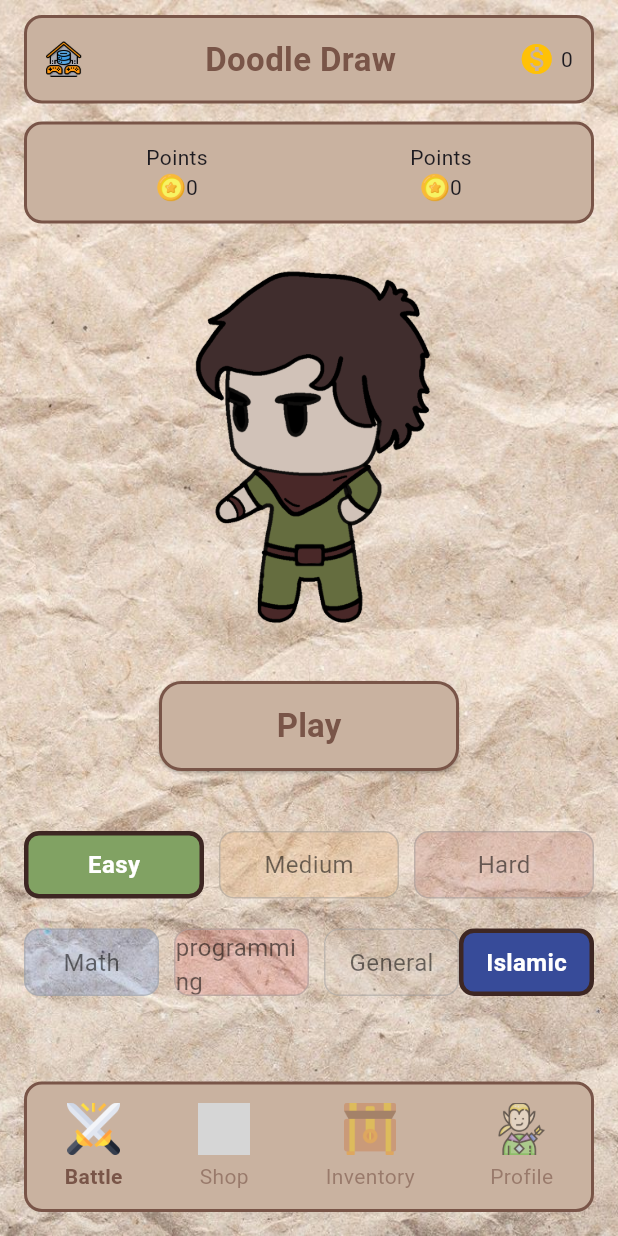
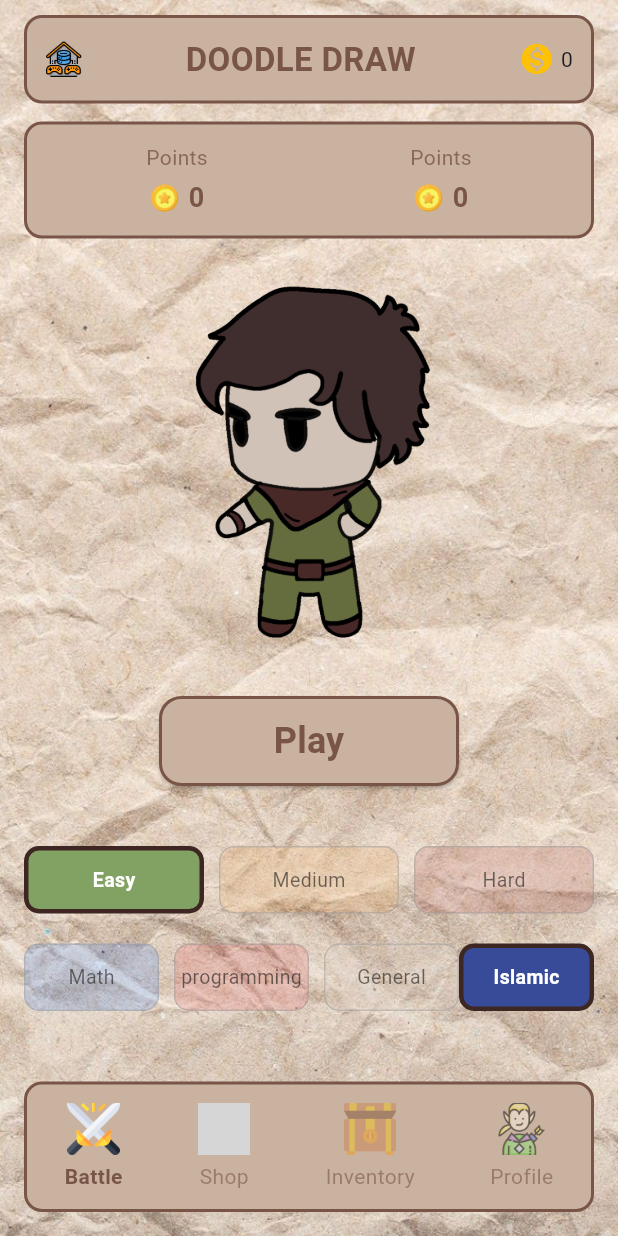
Before and after one commit to Alpha-Minds/doodle-brain, a Flutter app: the screen it shows after launch, after a tap on "Play", on a phone screen of 412 x 824 dp. Run offline on Flutter 3.47's test engine with Material 3 defaults, Android fonts, the phone set to English and light mode, and no system bars; our stand-ins replace equatable, flutter_bloc, google_fonts, hive_flutter; accounts and stored records are empty; grey boxes are pictures that could not be loaded.

Commit message:
add font to all screen

```diff
--- a/doodle_brain/lib/CustomWidget/buildCustomRadio.dart
+++ b/doodle_brain/lib/CustomWidget/buildCustomRadio.dart
@@ -1,23 +1,27 @@
 import 'package:flutter/material.dart';
+import 'package:doodle_brain/assets/fonts/app_fonts.dart';
+
 Widget buildCustomRadio(String label, Color color, bool isSelected) {
   return Expanded(
     child: Container(
       height: 45,
       decoration: BoxDecoration(
         color: isSelected ? color : color.withOpacity(0.2),
-         borderRadius: BorderRadius.circular(10),
+        borderRadius: BorderRadius.circular(10),
         border: Border.all(
-          color: isSelected ? const Color(0xFF3E2723) : Colors.grey.withOpacity(0.5),
+          color: isSelected
+              ? const Color(0xFF3E2723)
+              : Colors.grey.withOpacity(0.5),
           width: isSelected ? 3 : 1,
         ),
       ),
       child: Center(
         child: Text(
           label,
-          style: TextStyle(
+          style: AppFonts.titlesFont(
             color: isSelected ? Colors.white : Colors.black54,
             fontWeight: isSelected ? FontWeight.bold : FontWeight.normal,
-            fontSize: 16,
+            fontSize: 13,
           ),
         ),
       ),
--- a/doodle_brain/lib/CustomWidget/buildHeader.dart
+++ b/doodle_brain/lib/CustomWidget/buildHeader.dart
@@ -26,7 +26,7 @@ Widget buildHeader(BuildContext context) {
                 ),
               ),
               const Text(
-                "Doodle Draw",
+                "DOODLE DRAW",
                 style: TextStyle(
                   fontSize: 22,
                   fontWeight: FontWeight.bold,
--- a/doodle_brain/lib/CustomWidget/buildPlayButton.dart
+++ b/doodle_brain/lib/CustomWidget/buildPlayButton.dart
@@ -1,4 +1,5 @@
 import 'package:flutter/material.dart';
+import 'package:doodle_brain/assets/fonts/app_fonts.dart';
 
 Widget buildPlayButton() {
   return Padding(
@@ -12,9 +13,13 @@ Widget buildPlayButton() {
         shape: RoundedRectangleBorder(borderRadius: BorderRadius.circular(15)),
       ),
       onPressed: () {},
-      child: const Text(
+      child: Text(
         "Play",
-        style: TextStyle(fontSize: 22, fontWeight: FontWeight.bold),
+        style: AppFonts.titlesFont(
+          fontSize: 24,
+          fontWeight: FontWeight.bold,
+          color: Colors.brown,
+        ),
       ),
     ),
   );
--- a/doodle_brain/lib/CustomWidget/buildPointColumn.dart
+++ b/doodle_brain/lib/CustomWidget/buildPointColumn.dart
@@ -1,12 +1,31 @@
 import 'package:flutter/material.dart';
+import 'package:doodle_brain/assets/fonts/app_fonts.dart';
+
 Widget buildPointColumn(String title, String value) {
   return Column(
+    mainAxisSize: MainAxisSize.min,
     children: [
-        Text(title),
+      Text(
+        title,
+        style: AppFonts.titlesFont(
+          fontSize: 14,
+          color: Colors.brown.withOpacity(0.8),
+        ),
+      ),
+      const SizedBox(height: 4),
       Row(
+        mainAxisSize: MainAxisSize.min,
         children: [
           Image.asset("lib/assets/coins.png", width: 20, height: 20),
-            Text(value),
+          const SizedBox(width: 6),
+          Text(
+            value,
+            style: AppFonts.jokerFont(
+              fontSize: 18,
+              fontWeight: FontWeight.bold,
+              color: Colors.brown,
+            ),
+          ),
         ],
       ),
     ],
```
Lines whose indentation alone changed are shown as unchanged.
